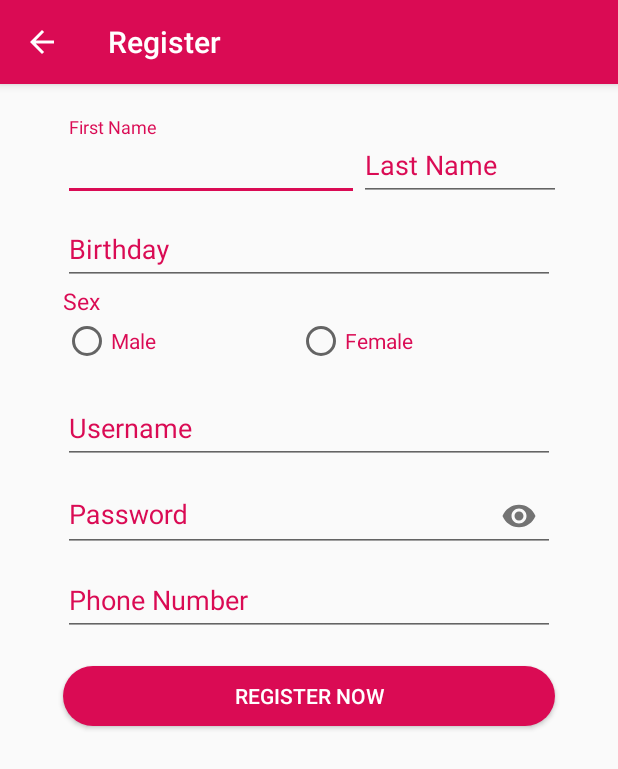
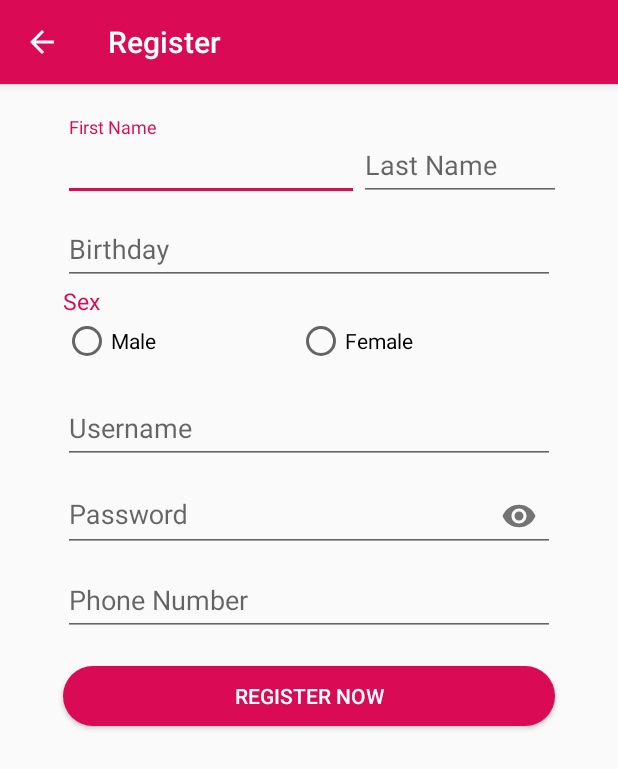
Before and after one commit to myoganugraha/forGITS, an Android app: the Register screen opened directly, with no data from a screen before it, on a phone screen of 412 x 824 dp. Shown: the top 769 px of the screen. Run offline under Robolectric (Android 15) with nearby library versions, the phone set to English and light mode, and no system bars.

Commit message:
revisi tampilan, pake TextInputLayout Main activity masih error

```diff
--- a/app/build.gradle
+++ b/app/build.gradle
@@ -22,11 +22,13 @@ dependencies {
     implementation fileTree(dir: 'libs', include: ['*.jar'])
     implementation 'com.android.support:appcompat-v7:26.1.0'
     implementation 'com.android.support.constraint:constraint-layout:1.0.2'
-    implementation 'com.google.code.gson:gson:2.6.2'
+    implementation 'com.google.code.gson:gson:2.8.0'
     implementation 'com.squareup.retrofit2:retrofit:2.0.2'
     implementation 'com.squareup.retrofit2:converter-gson:2.0.2'
     implementation 'com.squareup.picasso:picasso:2.5.2'
     implementation 'com.android.support:design:26.1.0'
+    implementation 'com.android.support:recyclerview-v7:26.1.0'
+    implementation 'com.android.support:cardview-v7:26.1.0'
     testImplementation 'junit:junit:4.12'
     androidTestImplementation 'com.android.support.test:runner:1.0.1'
     androidTestImplementation 'com.android.support.test.espresso:espresso-core:3.0.1'
--- a/app/src/main/java/itk/myoganugraha/soalgits/MainActivity.java
+++ b/app/src/main/java/itk/myoganugraha/soalgits/MainActivity.java
@@ -5,6 +5,8 @@ import android.os.Bundle;
 
 public class MainActivity extends AppCompatActivity {
 
+
+
     @Override
     protected void onCreate(Bundle savedInstanceState) {
         super.onCreate(savedInstanceState);
--- a/app/src/main/res/layout/activity_register.xml
+++ b/app/src/main/res/layout/activity_register.xml
@@ -27,7 +27,6 @@
                 android:id="@+id/fNameWrapper"
                 android:layout_width="match_parent"
                 android:layout_height="wrap_content"
-                android:textColorHint="@color/colorPrimary"
                 android:layout_weight="2">
 
                 <EditText
@@ -43,7 +42,6 @@
                 android:id="@+id/lNameWrapper"
                 android:layout_width="match_parent"
                 android:layout_height="wrap_content"
-                android:textColorHint="@color/colorPrimary"
                 android:weightSum="3">
 
                 <EditText
@@ -65,8 +63,7 @@
             android:layout_width="match_parent"
             android:layout_height="wrap_content"
             android:layout_marginLeft="20dp"
-            android:layout_marginRight="20dp"
-            android:textColorHint="@color/colorPrimary">
+            android:layout_marginRight="20dp">
 
             <EditText
                 android:id="@+id/bday"
@@ -101,7 +98,6 @@
                 android:layout_width="wrap_content"
                 android:layout_height="wrap_content"
                 android:layout_weight="1"
-                android:textColor="@color/colorPrimary"
                 android:text="Male" />
 
             <RadioButton
@@ -109,7 +105,6 @@
                 android:layout_width="wrap_content"
                 android:layout_height="wrap_content"
                 android:layout_weight="1"
-                android:textColor="@color/colorPrimary"
                 android:text="Female" />
         </RadioGroup>
 
@@ -118,8 +113,7 @@
             android:layout_width="match_parent"
             android:layout_height="wrap_content"
             android:layout_marginLeft="20dp"
-            android:layout_marginRight="20dp"
-            android:textColorHint="@color/colorPrimary">
+            android:layout_marginRight="20dp">
 
             <EditText
                 android:id="@+id/usernameReg"
@@ -136,7 +130,6 @@
             android:layout_height="wrap_content"
             android:layout_marginLeft="20dp"
             android:layout_marginRight="20dp"
-            android:textColorHint="@color/colorPrimary"
             app:passwordToggleEnabled="true">
 
             <EditText
@@ -153,8 +146,7 @@
             android:layout_width="match_parent"
             android:layout_height="wrap_content"
             android:layout_marginLeft="20dp"
-            android:layout_marginRight="20dp"
-            android:textColorHint="@color/colorPrimary">
+            android:layout_marginRight="20dp">
 
             <EditText
                 android:id="@+id/phoneNumber"
```
Also changed, not shown: app/src/main/res/layout/activity_main.xml (+7 -16 lines).
